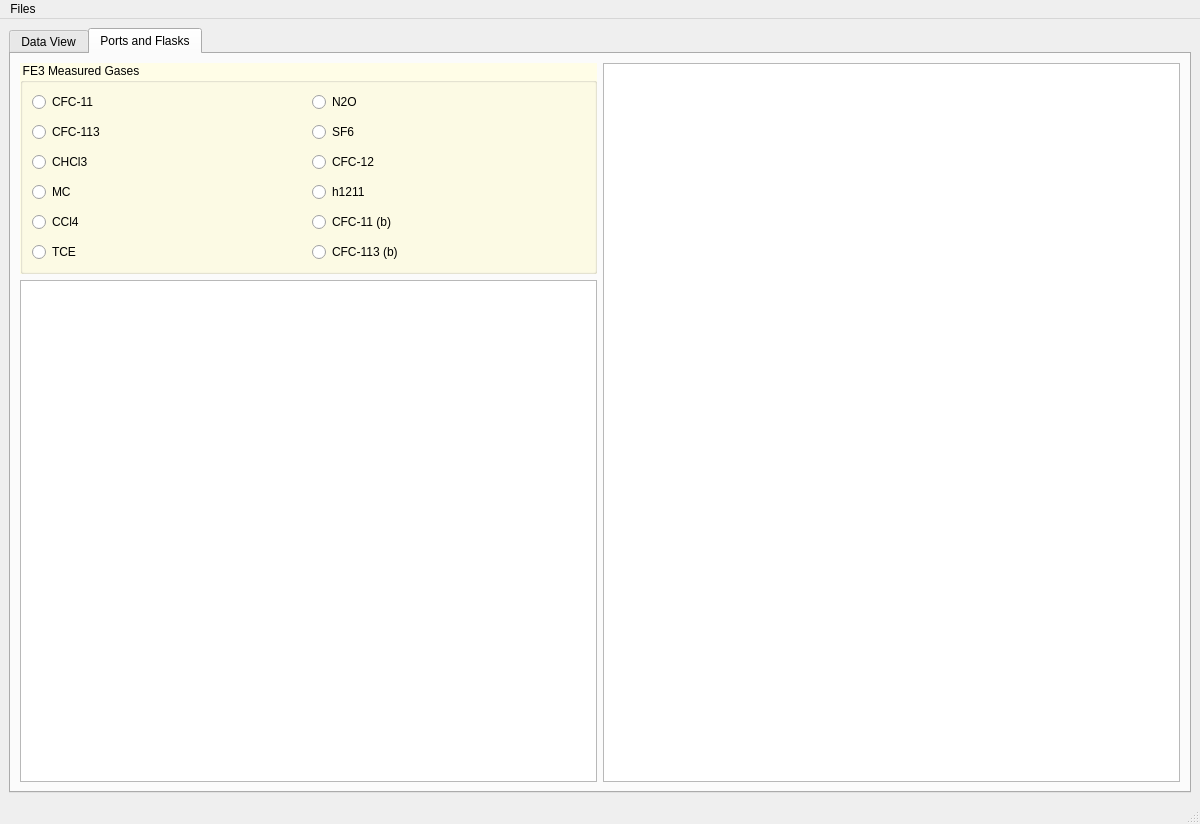
duttong/itxbin, file fe3_panel.ui: the form before one commit.
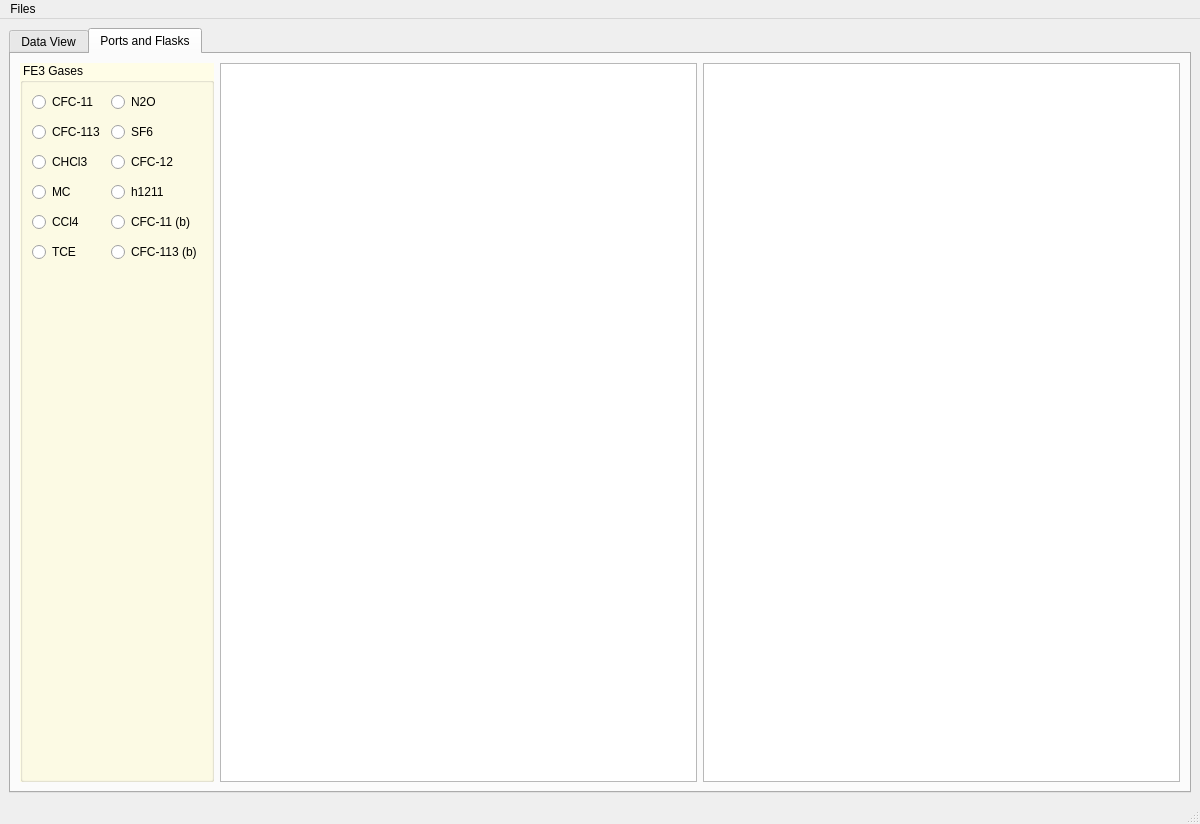
The form after the commit. The open tabs and pages were chosen to show the change. Custom widgets are drawn as their Qt base class.

Commit message: Fixed table read out on second tab

```diff
--- a/fe3_panel.ui
+++ b/fe3_panel.ui
@@ -103,7 +103,7 @@
 }</string>
             </property>
             <property name="title">
-             <string>Measured Gases</string>
+             <string>Gases</string>
             </property>
             <layout class="QVBoxLayout" name="verticalLayout_9">
              <property name="topMargin">
@@ -500,7 +500,8 @@
        </attribute>
        <layout class="QHBoxLayout" name="horizontalLayout_3">
         <item>
-         <layout class="QVBoxLayout" name="verticalLayout">
+         <layout class="QVBoxLayout" name="verticalLayout"/>
+        </item>
           <item>
            <widget class="QGroupBox" name="gases_box_2">
             <property name="styleSheet">
@@ -515,7 +516,7 @@
 }</string>
             </property>
             <property name="title">
-             <string>FE3 Measured Gases</string>
+           <string>FE3 Gases</string>
             </property>
             <layout class="QVBoxLayout" name="verticalLayout_11">
              <item>
@@ -648,17 +649,28 @@
                </item>
               </layout>
              </item>
-            </layout>
-           </widget>
-          </item>
           <item>
-           <widget class="QTableWidget" name="table_ports"/>
-          </item>
-         </layout>
+            <spacer name="verticalSpacer_2">
+             <property name="orientation">
+              <enum>Qt::Vertical</enum>
+             </property>
+             <property name="sizeHint" stdset="0">
+              <size>
+               <width>20</width>
+               <height>40</height>
+              </size>
+             </property>
+            </spacer>
+           </item>
+          </layout>
+         </widget>
         </item>
         <item>
          <widget class="QTableWidget" name="table_flasks"/>
         </item>
+        <item>
+         <widget class="QTableWidget" name="table_ports"/>
+        </item>
        </layout>
       </widget>
      </widget>
```
Left out of the diff: 2 changed lines with no effect on the pictures. Lines whose indentation alone changed are shown as unchanged. The commit also changes 3 other files.
